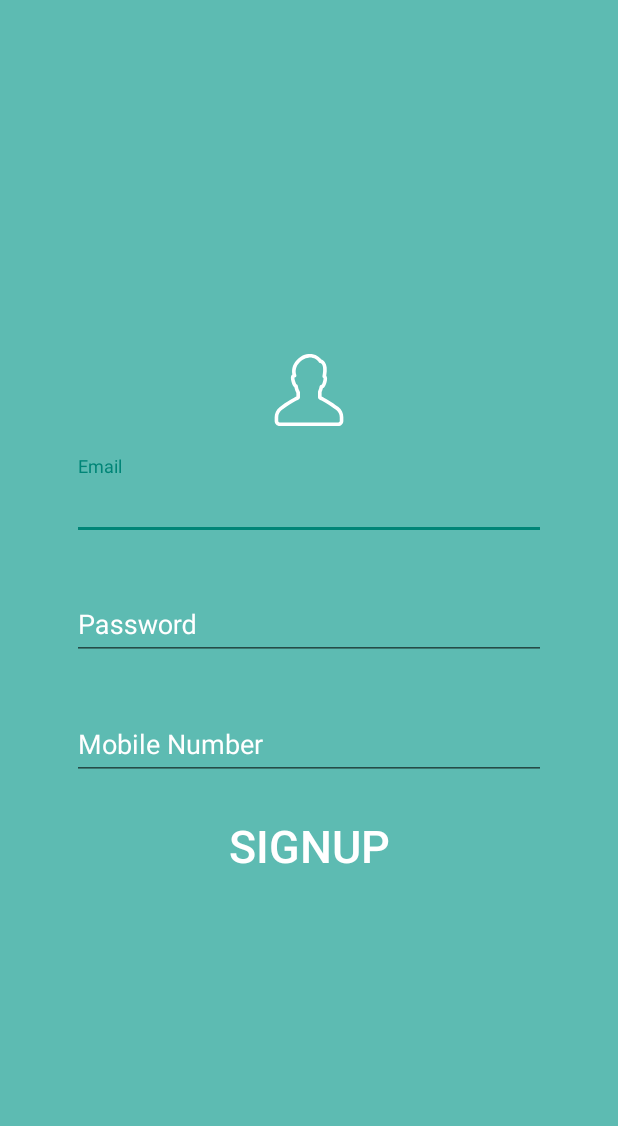
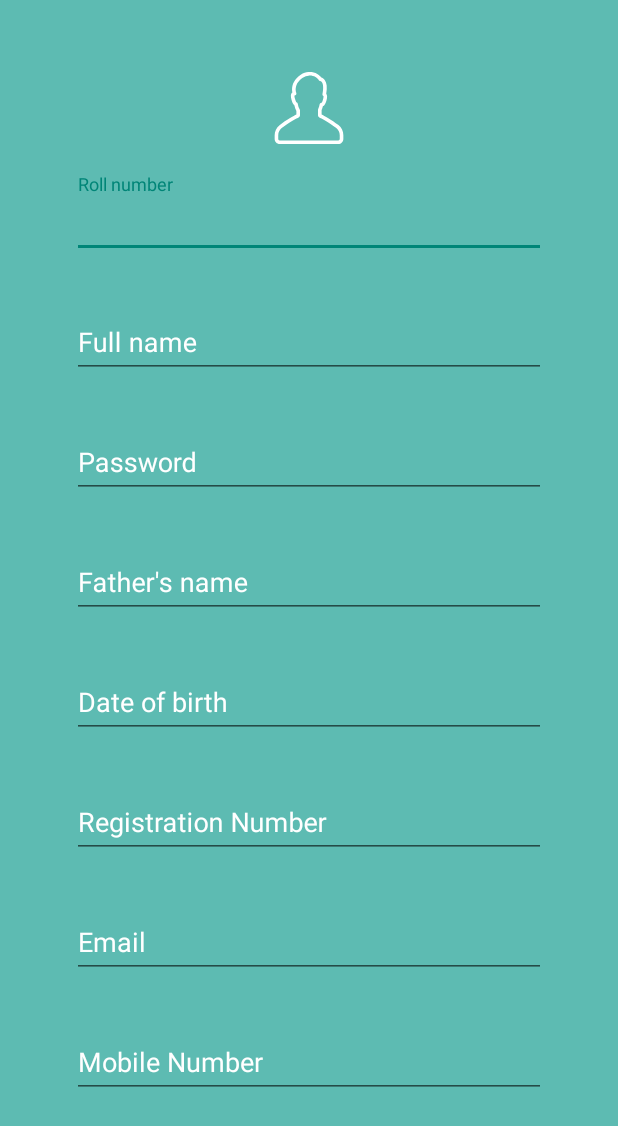
Before and after one commit to octacode/ElectiveManagger, an Android app: the layout layout_signup.xml on its own in the app's theme, with its tools: preview values and no code run, on a phone screen of 412 x 824 dp. Shown: the top 1126 px of the screen. Run offline under Robolectric (Android 15) with nearby library versions, the phone set to English and light mode, and no system bars.

Commit message:
Completed the signup and login layout

```diff
--- a/app/src/main/res/drawable/ic_facebook.xml
+++ /dev/null
@@ -1,4 +0,0 @@
-<vector android:height="32dp" android:viewportHeight="512.0"
-    android:viewportWidth="512.0" android:width="32dp" xmlns:android="http://schemas.android.com/apk/res/android">
-    <path android:fillColor="#FFFFFF" android:pathData="M469.3,0L42.7,0C18.8,0 0,18.8 0,42.7v426.7C0,493.2 18.8,512 42.7,512h196.3h102.4h128C493.2,512 512,493.2 512,469.3L512,42.7C512,18.8 493.2,0 469.3,0zM256,494.9L256,324.3h-68.3L187.7,256L256,256v-59.7c0,-48.6 37.5,-89.6 85.3,-93.9h76.8v68.3h-68.3c-14.5,0 -25.6,11.1 -25.6,25.6L324.3,256L409.6,256v68.3h-85.3v170.7L256,494.9zM494.9,469.3c0,14.5 -11.1,25.6 -25.6,25.6h-128v-153.6h85.3v-102.4h-85.3v-42.7c0,-5.1 3.4,-8.5 8.5,-8.5L435.2,187.7v-102.4h-94.7c-57.2,5.1 -101.5,53.8 -101.5,110.9v42.7h-68.3v102.4h68.3v153.6L42.7,494.9c-14.5,0 -25.6,-11.1 -25.6,-25.6L17.1,42.7c0,-14.5 11.1,-25.6 25.6,-25.6h426.7c14.5,0 25.6,11.1 25.6,25.6L494.9,469.3z"/>
-</vector>
--- a/app/src/main/res/drawable/ic_linkedin.xml
+++ /dev/null
@@ -1,6 +0,0 @@
-<vector android:height="32dp" android:viewportHeight="512.0"
-    android:viewportWidth="512.0" android:width="32dp" xmlns:android="http://schemas.android.com/apk/res/android">
-    <path android:fillColor="#FFFFFF" android:pathData="M69.1,4.3c-18.8,0 -35.8,6.8 -48.6,19.6C6.8,37.5 0,54.6 0,72.5c0,18.8 7.7,35.8 20.5,48.6c12.8,12.8 30.7,20.5 47.8,19.6c0,0 0.9,0 1.7,0c17.1,0 33.3,-6.8 46.1,-19.6c12.8,-12.8 20.5,-29.9 20.5,-48.6c0.9,-17.9 -6.8,-35 -19.6,-47.8C104.1,11.1 87,4.3 69.1,4.3zM104.1,109.2c-9.4,9.4 -22.2,15.4 -35.8,14.5c-12.8,0 -26.5,-5.1 -35.8,-14.5c-10.2,-9.4 -15.4,-23 -15.4,-36.7s5.1,-26.5 15.4,-36.7c9.4,-9.4 22.2,-14.5 36.7,-14.5c12.8,0 25.6,5.1 35,14.5c10.2,10.2 15.4,23 15.4,36.7S114.3,99.8 104.1,109.2z"/>
-    <path android:fillColor="#FFFFFF" android:pathData="M102.4,157.9L33.3,157.9c-13.7,0 -24.7,11.1 -24.7,25.6v298.7c0,13.7 11.9,25.6 25.6,25.6L102.4,507.7c13.7,0 25.6,-11.9 25.6,-24.7v-299.5C128,169.8 116.1,157.9 102.4,157.9zM110.9,483c0,4.3 -4.3,7.7 -8.5,7.7L34.1,490.7c-4.3,0 -8.5,-4.3 -8.5,-8.5L25.6,183.5c0,-4.3 3.4,-8.5 7.7,-8.5h69.1c4.3,0 8.5,4.3 8.5,8.5L110.9,483z"/>
-    <path android:fillColor="#FFFFFF" android:pathData="M392.5,149.3h-17.9c-33.3,0 -64.9,14.5 -85.3,37.5v-11.9c0,-8.5 -8.5,-17.1 -17.1,-17.1L186.9,157.9c-7.7,0 -17.1,6.8 -17.1,16.2v318.3c0,9.4 9.4,15.4 17.1,15.4h93.9c7.7,0 17.1,-6 17.1,-15.4v-184.3c0,-28.2 20.5,-50.3 46.9,-50.3c13.7,0 26.5,5.1 35.8,14.5c8.5,7.7 11.9,19.6 11.9,35v183.5c0,8.5 8.5,17.1 17.1,17.1h85.3c8.5,0 17.1,-8.5 17.1,-17.1v-220.2C512,202.2 459.9,149.3 392.5,149.3zM494.9,489.8l-0.9,0.9h-83.6L409.6,307.2c0,-20.5 -5.1,-35.8 -16.2,-46.9c-12.8,-12.8 -29.9,-19.6 -47.8,-19.6c-35.8,0.9 -64,29.9 -64,67.4v182.6h-93.9L187.7,174.9h84.5l0.9,0.9v53.8l23,-23l0.9,-0.9c17.1,-23.9 46.9,-39.3 78.5,-39.3h17.9c57.2,0 101.5,46.1 101.5,104.1L494.9,489.8z"/>
-</vector>
--- a/app/src/main/res/drawable/ic_twitter.xml
+++ /dev/null
@@ -1,4 +0,0 @@
-<vector android:height="32dp" android:viewportHeight="511.271"
-    android:viewportWidth="511.271" android:width="32dp" xmlns:android="http://schemas.android.com/apk/res/android">
-    <path android:fillColor="#FFFFFF" android:pathData="M508.3,94.2c-2.6,-2.6 -6.9,-3.5 -10.4,-2.6l-17.4,6.1c10.4,-12.1 17.4,-25.2 21.7,-37.3c1.7,-4.3 0.9,-7.8 -1.7,-10.4c-2.6,-2.6 -6.9,-3.5 -10.4,-1.7c-24.3,10.4 -45.1,19.1 -62.5,24.3c0,0.9 -0.9,0 -1.7,0c-13.9,-7.8 -47.7,-25.2 -72,-25.2c-61.6,0.9 -111.1,52.9 -111.1,116.3v3.5c-90.3,-17.4 -139.7,-43.4 -193.5,-99.8L40.6,58.7l-5.2,10.4c-29.5,56.4 -8.7,107.6 25.2,142.3c-15.6,-2.6 -26,-7.8 -35.6,-15.6c-3.5,-2.6 -7.8,-3.5 -12.1,-0.9c-3.5,1.7 -5.2,6.9 -4.3,11.3c12.1,40.8 42.5,73.8 75.5,93.7c-15.6,0 -28.6,-1.7 -41.7,-10.4c-3.5,-1.7 -8.7,-1.7 -12.1,0.9s-5.2,6.9 -3.5,11.3c15.6,44.3 46,67.7 94.6,73.8c-25.2,14.8 -58.1,26.9 -109.3,27.8c-5.2,0 -9.5,3.5 -11.3,7.8c-1.7,5.2 0,9.5 3.5,13c31.2,25.2 100.7,39.9 186.6,39.9c152.7,0 277.7,-136.2 277.7,-303.7v-2.6c19.1,-9.5 34.7,-27.8 42.5,-52.9C511.8,101.2 510.9,96.8 508.3,94.2zM456.3,143.7l-5.2,1.7v14.8c0,157.9 -117.2,286.4 -260.3,286.4c-79,0 -131.9,-13 -160.5,-26.9c59.9,-4.3 94.6,-23.4 121.5,-44.3l21.7,-15.6h-26c-49.5,0 -79.8,-13.9 -97.2,-46.9c15.6,5.2 32.1,5.2 50.3,4.3c6.9,-0.9 13.9,-0.9 20.8,-0.9l2.6,-17.4c-33,-9.5 -72,-39.1 -91.1,-79c17.4,7.8 36.4,9.5 53.8,9.5h26.9L91.8,214c-18.2,-13 -72,-59 -46,-125c55.5,54.7 108.5,79.8 203.9,97.2l10.4,1.7v-24.3c0,-53.8 41.7,-98.1 93.7,-98.9c20,-0.9 52.9,17.4 62.5,22.6c5.2,2.6 10.4,3.5 15.6,1.7c13,-4.3 28.6,-10.4 46,-17.4c-7.8,13 -18.2,25.2 -32.1,36.4c-3.5,2.6 -4.3,7.8 -2.6,12.1c1.7,4.3 6.9,6.1 11.3,4.3l33.8,-11.3C482.3,124.6 472.8,137.6 456.3,143.7z"/>
-</vector>
--- a/app/src/main/res/layout/activity_main.xml
+++ b/app/src/main/res/layout/activity_main.xml
@@ -89,22 +89,5 @@
         android:layout_marginRight="100dp"
         android:orientation="horizontal">
 
-        <ImageView
-            android:layout_width="0dp"
-            android:layout_height="wrap_content"
-            android:layout_weight="1"
-            android:src="@drawable/ic_facebook" />
-
-        <ImageView
-            android:layout_width="0dp"
-            android:layout_height="wrap_content"
-            android:layout_weight="1"
-            android:src="@drawable/ic_twitter" />
-
-        <ImageView
-            android:layout_width="0dp"
-            android:layout_height="wrap_content"
-            android:layout_weight="1"
-            android:src="@drawable/ic_linkedin" />
     </LinearLayout>
 </RelativeLayout>
--- a/app/src/main/res/layout/layout_signin.xml
+++ b/app/src/main/res/layout/layout_signin.xml
@@ -24,8 +24,7 @@
         <android.support.design.widget.TextInputEditText
             android:layout_width="match_parent"
             android:layout_height="wrap_content"
-            android:hint="Email"
-            android:inputType="textEmailAddress"
+            android:hint="Roll number"
             android:textColor="#FFFFFF" />
     </android.support.design.widget.TextInputLayout>
 
@@ -49,7 +48,7 @@
         android:layout_height="wrap_content"
         android:layout_marginTop="20dp"
         android:background="@null"
-        android:text="Signin"
+        android:text="Login"
         android:textColor="#FFF"
         android:textSize="30sp" />
 </LinearLayout>
--- a/app/src/main/res/layout/layout_signup.xml
+++ b/app/src/main/res/layout/layout_signup.xml
@@ -1,11 +1,17 @@
 <?xml version="1.0" encoding="utf-8"?>
-<LinearLayout xmlns:android="http://schemas.android.com/apk/res/android"
+<android.support.v4.widget.NestedScrollView xmlns:android="http://schemas.android.com/apk/res/android"
     android:layout_width="match_parent"
     android:layout_height="match_parent"
     android:background="@color/colorAccentTrans"
     android:gravity="center"
     android:orientation="vertical"
     android:padding="48dp">
+
+    <LinearLayout
+        android:layout_width="match_parent"
+        android:layout_height="match_parent"
+        android:gravity="center"
+        android:orientation="vertical">
 
         <ImageView
             android:layout_width="wrap_content"
@@ -22,8 +28,20 @@
             <android.support.design.widget.TextInputEditText
                 android:layout_width="match_parent"
                 android:layout_height="wrap_content"
-            android:hint="Email"
-            android:inputType="textEmailAddress"
+                android:hint="Roll number"
+                android:textColor="#FFFFFF" />
+        </android.support.design.widget.TextInputLayout>
+
+        <android.support.design.widget.TextInputLayout
+            android:layout_width="match_parent"
+            android:layout_height="wrap_content"
+            android:layout_marginTop="24dp"
+            android:textColorHint="#FFF">
+
+            <android.support.design.widget.TextInputEditText
+                android:layout_width="match_parent"
+                android:layout_height="wrap_content"
+                android:hint="Full name"
                 android:textColor="#FFFFFF" />
         </android.support.design.widget.TextInputLayout>
 
@@ -50,8 +68,74 @@
             <android.support.design.widget.TextInputEditText
                 android:layout_width="match_parent"
                 android:layout_height="wrap_content"
+                android:hint="Father's name"
+                android:textColor="#FFFFFF" />
+        </android.support.design.widget.TextInputLayout>
+
+        <android.support.design.widget.TextInputLayout
+            android:layout_width="match_parent"
+            android:layout_height="wrap_content"
+            android:layout_marginTop="24dp"
+            android:textColorHint="#FFF">
+
+            <android.support.design.widget.TextInputEditText
+                android:layout_width="match_parent"
+                android:layout_height="wrap_content"
+                android:hint="Date of birth"
+                android:textColor="#FFFFFF" />
+        </android.support.design.widget.TextInputLayout>
+
+        <android.support.design.widget.TextInputLayout
+            android:layout_width="match_parent"
+            android:layout_height="wrap_content"
+            android:layout_marginTop="24dp"
+            android:textColorHint="#FFF">
+
+            <android.support.design.widget.TextInputEditText
+                android:layout_width="match_parent"
+                android:layout_height="wrap_content"
+                android:hint="Registration Number"
+                android:textColor="#FFFFFF" />
+        </android.support.design.widget.TextInputLayout>
+
+        <android.support.design.widget.TextInputLayout
+            android:layout_width="match_parent"
+            android:layout_height="wrap_content"
+            android:layout_marginTop="24dp"
+            android:textColorHint="#FFF">
+
+            <android.support.design.widget.TextInputEditText
+                android:layout_width="match_parent"
+                android:layout_height="wrap_content"
+                android:hint="Email"
+                android:inputType="textEmailAddress"
+                android:textColor="#FFFFFF" />
+        </android.support.design.widget.TextInputLayout>
+
+        <android.support.design.widget.TextInputLayout
+            android:layout_width="match_parent"
+            android:layout_height="wrap_content"
+            android:layout_marginTop="24dp"
+            android:textColorHint="#FFF">
+
+            <android.support.design.widget.TextInputEditText
+                android:layout_width="match_parent"
+                android:layout_height="wrap_content"
                 android:hint="Mobile Number"
                 android:inputType="phone"
+                android:textColor="#FFFFFF" />
+        </android.support.design.widget.TextInputLayout>
+
+        <android.support.design.widget.TextInputLayout
+            android:layout_width="match_parent"
+            android:layout_height="wrap_content"
+            android:layout_marginTop="24dp"
+            android:textColorHint="#FFF">
+
+            <android.support.design.widget.TextInputEditText
+                android:layout_width="match_parent"
+                android:layout_height="wrap_content"
+                android:hint="Department"
                 android:textColor="#FFFFFF" />
         </android.support.design.widget.TextInputLayout>
 
@@ -59,9 +143,10 @@
             android:id="@+id/btnSignup"
             android:layout_width="match_parent"
             android:layout_height="wrap_content"
-        android:layout_marginTop="20dp"
             android:background="@null"
             android:text="Signup"
+            android:layout_marginTop="20sp"
             android:textColor="#FFF"
             android:textSize="30sp" />
     </LinearLayout>
+</android.support.v4.widget.NestedScrollView>
```
Also changed, not shown: app/src/main/res/drawable/bg_people.jpg, 2 other files. Lines whose indentation alone changed are shown as unchanged.
